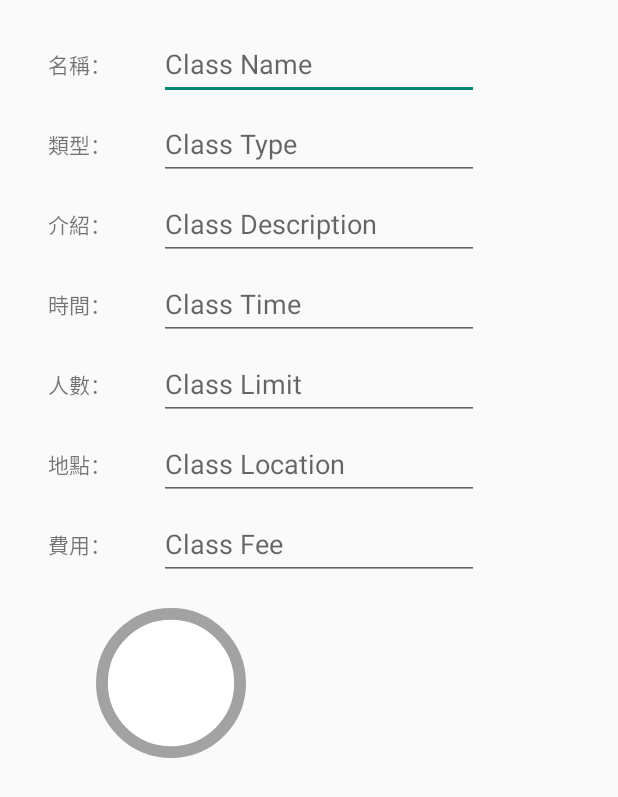
After one commit to NptuMisStone/gym_app, an Android app: the layout coach_scheduled_class_check.xml on its own in the app's theme, with its tools: preview values and no code run, on a phone screen of 412 x 824 dp. The commit adds this screen. Shown: the top 797 px of the screen. Run offline under Robolectric (Android 15) with nearby library versions, the phone set to English and light mode, and no system bars; Roboto replaces fonts that are not available here.

Commit message:
gym_app 0.38

```diff
--- a/app/src/main/java/com/NPTUMisStone/gym_app/Coach/Scheduled/ScheduledCheck.java
+++ b/app/src/main/java/com/NPTUMisStone/gym_app/Coach/Scheduled/ScheduledCheck.java
@@ -5,11 +5,14 @@ import android.util.Log;
 import android.view.LayoutInflater;
 import android.view.View;
 import android.view.ViewGroup;
+import android.widget.EditText;
 import android.widget.ImageView;
 import android.widget.TextView;
+import android.widget.Toast;
 
 import androidx.activity.EdgeToEdge;
 import androidx.annotation.NonNull;
+import androidx.appcompat.app.AlertDialog;
 import androidx.appcompat.app.AppCompatActivity;
 import androidx.core.graphics.Insets;
 import androidx.core.view.ViewCompat;
@@ -21,6 +24,7 @@ import com.NPTUMisStone.gym_app.Coach.Main.Coach;
 import com.NPTUMisStone.gym_app.Main.Initial.SQLConnection;
 import com.NPTUMisStone.gym_app.Main.Initial.SnackBarUtils;
 import com.NPTUMisStone.gym_app.R;
+import com.NPTUMisStone.gym_app.User_And_Coach.ImageHandle;
 import com.google.android.material.snackbar.Snackbar;
 import com.hdev.calendar.bean.DateInfo;
 import com.hdev.calendar.view.SingleCalendarView;
@@ -72,17 +76,75 @@ public class ScheduledCheck extends AppCompatActivity {
         @NonNull @Override
         public ViewHolder onCreateViewHolder(ViewGroup viewGroup, int viewType) {
             View view = LayoutInflater.from(viewGroup.getContext()).inflate(R.layout.coach_scheduled_check_item, viewGroup, false);
-            /*view.findViewById(R.id.CheckItem_chooseImage).setOnClickListener(v -> {
-                showClassDetail(viewGroup.getContext(), idList.get(viewGroup.(view)));
-            });*/
             return new ViewHolder(view);
         }
         @Override
         public void onBindViewHolder(ViewHolder viewHolder, int position) {
             viewHolder.getTextView().setText(nameList.get(position));
+            viewHolder.imageView.setTag(idList.get(position)); // Ensure tag is set
+            viewHolder.imageView.setOnClickListener(v -> {
+                ((ScheduledCheck) v.getContext()).addClass((Integer) v.getTag());
+            });
         }
         @Override
         public int getItemCount() { return nameList.size(); }
+    }
+    boolean isDialogShow = false;
+    private void addClass(Integer classId) {
+        if (isDialogShow) return;    //避免重複開啟
+        isDialogShow = true;
+        AlertDialog dialog = createDialog(classId, initializeDialogViews());
+        dialog.setOnDismissListener(dialogInterface -> isDialogShow = false);
+        dialog.show(); //阻止dialog關閉避免錯誤內容被傳入
+    }
+    private AlertDialog createDialog(Integer classId, View dialogView) {
+        AlertDialog.Builder builder = new AlertDialog.Builder(this);
+        builder.setView(dialogView);
+        builder.setPositiveButton("確定", (dialog, which) -> {
+            // Do something when the user clicks the positive button
+        });
+        builder.setNegativeButton("取消", (dialog, which) -> {
+            // Do something when the user clicks the negative button
+        });
+        byte[] finalImage = populateClassDetails(classId, dialogView);
+        return builder.create();
+    }
+    private View initializeDialogViews() {
+        View dialogView = getLayoutInflater().inflate(R.layout.coach_scheduled_class_check, findViewById(R.id.main), false);
+        showImage = dialogView.findViewById(R.id.ClassCheck_uploadImage);
+        return dialogView;
+    }
+
+    ImageView showImage;
+    private byte[] populateClassDetails(Integer classId,View dialogView) {
+        try {
+            String searchQuery = "SELECT * FROM [健身教練課程] WHERE [課程編號] = ?";
+            PreparedStatement searchStatement = MyConnection.prepareStatement(searchQuery);
+            searchStatement.setInt(1, classId);
+            ResultSet searchResult = searchStatement.executeQuery();
+            if (searchResult.next()) {
+                Log.d("ScheduledCheck", "Class details found for classId: " + classId);
+                setDialogViewData(dialogView, searchResult);
+                byte[] image = searchResult.getBytes("課程圖片");
+                showImage.setImageBitmap(ImageHandle.getBitmap(image));
+                return image;
+            }else {
+                Log.e("ScheduledCheck", "No class details found for classId: " + classId);
+            }
+        } catch (SQLException e) {
+            throw new RuntimeException(e);
+        }
+        Toast.makeText(this, "填充課程資訊失敗", Toast.LENGTH_SHORT).show();
+        return null;
+    }
+    private void setDialogViewData(View dialogView, ResultSet searchResult) throws SQLException {
+        ((EditText) dialogView.findViewById(R.id.ClassCheck_nameEdit)).setText(searchResult.getString("課程名稱"));
+        ((EditText) dialogView.findViewById(R.id.ClassCheck_typeEdit)).setText(searchResult.getString("課程類型"));
+        ((EditText) dialogView.findViewById(R.id.ClassCheck_descriptionEdit)).setText(searchResult.getString("課程內容介紹"));
+        ((EditText) dialogView.findViewById(R.id.ClassCheck_timeEdit)).setText(getString(R.string.ScheduledSet_timeHint, searchResult.getInt("課程時間長度")));
+        ((EditText) dialogView.findViewById(R.id.ClassCheck_limitEdit)).setText(getString(R.string.ScheduledSet_limitHint, searchResult.getInt("上課人數")));
+        ((EditText) dialogView.findViewById(R.id.ClassCheck_locationEdit)).setText(searchResult.getString("上課地點"));
+        ((EditText) dialogView.findViewById(R.id.ClassCheck_feeEdit)).setText(getString(R.string.ScheduledSet_feeHint, searchResult.getInt("課程費用")));
     }
     private void setupCalendarView() {
         loadSchedule(new DateInfo(Calendar.getInstance().get(Calendar.YEAR), Calendar.getInstance().get(Calendar.MONTH) + 1, Calendar.getInstance().get(Calendar.DAY_OF_MONTH)));
--- a/app/src/main/java/com/NPTUMisStone/gym_app/Coach/Scheduled/ScheduledSet.java
+++ b/app/src/main/java/com/NPTUMisStone/gym_app/Coach/Scheduled/ScheduledSet.java
@@ -71,28 +71,6 @@ public class ScheduledSet extends AppCompatActivity {
         findViewById(R.id.ScheduledSet_backButton).setOnClickListener(v -> finish());
         findViewById(R.id.ScheduledSet_addButton).setOnClickListener(v -> addClass(null));
         setRecyclerView();
-    }
-    private int getClassPeriod(Integer classId){
-        Callable<Integer> task = () -> {
-            int classPeriod = 0;
-            try {
-                String searchQuery = "SELECT [課程時間長度] FROM [健身教練課程] WHERE [課程編號] = ?";
-                PreparedStatement searchStatement = MyConnection.prepareStatement(searchQuery);
-                searchStatement.setInt(1, classId);
-                ResultSet searchResult = searchStatement.executeQuery();
-                if (searchResult.next()) classPeriod = searchResult.getInt("課程時間長度");
-            } catch (SQLException e) {
-                Log.e("SQL", "Error in search SQL", e);
-            }
-            if (classPeriod == 0) new Handler(Looper.getMainLooper()).post(() -> Toast.makeText(this, "取得課程時間長度失敗", Toast.LENGTH_SHORT).show());
-            return classPeriod;
-        };
-        try {
-            return Executors.newSingleThreadExecutor().submit(task).get();
-        } catch (Exception e) {
-            Log.e("FutureTask", "Error getting class period", e);
-            return 0;
-        }
     }
 
     private void showDatePicker() {
@@ -260,7 +238,7 @@ public class ScheduledSet extends AppCompatActivity {
         dialog.show(); //阻止dialog關閉避免錯誤內容被傳入
     }
     private View initializeDialogViews() {
-        View dialogView = getLayoutInflater().inflate(R.layout.coach_scheduled_add, findViewById(R.id.main), false);
+        View dialogView = getLayoutInflater().inflate(R.layout.coach_scheduled_class_add, findViewById(R.id.main), false);
         showImage = dialogView.findViewById(R.id.ScheduledAdd_uploadImage);
         dialogView.findViewById(R.id.ScheduledAdd_uploadButton).setOnClickListener(v -> changeImage());
         setFocusChangeListeners(dialogView);
@@ -279,6 +257,7 @@ public class ScheduledSet extends AppCompatActivity {
                 .setView(dialogView).setTitle(classId == null ? "新增課程" : "課程修改")
                 .setNegativeButton("取消", (dialog1, which) -> dialog1.dismiss())
                 .setPositiveButton("確定", null).create();
+        //當classId為null時，表示新增課程，否則表示修改課程
         if (classId == null) {
             dialog.setOnShowListener(dialogInterface -> dialog.getButton(AlertDialog.BUTTON_POSITIVE).setOnClickListener(view -> {
                 if (saveClass(dialogView)) {
@@ -299,6 +278,7 @@ public class ScheduledSet extends AppCompatActivity {
         }
         return dialog;
     }
+    //將課程資料取出並填入dialogView
     private byte[] populateClassDetails(Integer classId,View dialogView) {
         try {
             String searchQuery = "SELECT * FROM [健身教練課程] WHERE [課程編號] = ?";
@@ -463,7 +443,7 @@ public class ScheduledSet extends AppCompatActivity {
                 itemViewHolder.textView.setText(nameList.get(position));
                 itemViewHolder.selectButton.setOnClickListener(v -> {
                     int previousSelectedPosition = selectedPosition;
-                    selectedPosition = viewHolder.getAdapterPosition();
+                    selectedPosition = viewHolder.getBindingAdapterPosition();
                     notifyItemChanged(previousSelectedPosition); // Notify previous selected item
                     notifyItemChanged(selectedPosition); // Notify new selected item
                     ((ScheduledSet) itemViewHolder.selectButton.getContext()).selectClass(idList.get(selectedPosition));
@@ -507,6 +487,29 @@ public class ScheduledSet extends AppCompatActivity {
         int classPeriod = getClassPeriod(classId);
         findViewById(R.id.ScheduledSet_startEdit).setOnClickListener(v -> showTimePicker(classPeriod, true));
         findViewById(R.id.ScheduledSet_endEdit).setOnClickListener(v -> showTimePicker(classPeriod, false));
+    }
+    //取得課程時間長度
+    private int getClassPeriod(Integer classId){
+        Callable<Integer> task = () -> {
+            int classPeriod = 0;
+            try {
+                String searchQuery = "SELECT [課程時間長度] FROM [健身教練課程] WHERE [課程編號] = ?";
+                PreparedStatement searchStatement = MyConnection.prepareStatement(searchQuery);
+                searchStatement.setInt(1, classId);
+                ResultSet searchResult = searchStatement.executeQuery();
+                if (searchResult.next()) classPeriod = searchResult.getInt("課程時間長度");
+            } catch (SQLException e) {
+                Log.e("SQL", "Error in search SQL", e);
+            }
+            if (classPeriod == 0) new Handler(Looper.getMainLooper()).post(() -> Toast.makeText(this, "取得課程時間長度失敗", Toast.LENGTH_SHORT).show());
+            return classPeriod;
+        };
+        try {
+            return Executors.newSingleThreadExecutor().submit(task).get();
+        } catch (Exception e) {
+            Log.e("FutureTask", "Error getting class period", e);
+            return 0;
+        }
     }
     private void setRecyclerView() {
         CustomAdapter adapter = new CustomAdapter(new ArrayList<>(), new ArrayList<>(), new ArrayList<>());
--- /dev/null
+++ b/app/src/main/res/layout/coach_scheduled_class_check.xml
@@ -0,0 +1,187 @@
+<?xml version="1.0" encoding="utf-8"?>
+<androidx.constraintlayout.widget.ConstraintLayout xmlns:android="http://schemas.android.com/apk/res/android"
+    xmlns:app="http://schemas.android.com/apk/res-auto"
+    xmlns:tools="http://schemas.android.com/tools"
+    android:layout_width="wrap_content"
+    android:layout_height="wrap_content">
+
+    <TextView
+        android:id="@+id/ClassCheck_nameText"
+        android:layout_width="wrap_content"
+        android:layout_height="wrap_content"
+        android:layout_marginStart="32dp"
+        android:layout_marginTop="32dp"
+        android:text="名稱："
+        app:layout_constraintStart_toStartOf="parent"
+        app:layout_constraintTop_toTopOf="parent" />
+
+    <EditText
+        android:id="@+id/ClassCheck_nameEdit"
+        android:layout_width="wrap_content"
+        android:layout_height="wrap_content"
+        android:layout_marginStart="32dp"
+        android:autofillHints=""
+        android:ems="10"
+        android:inputType="text"
+        android:minHeight="48dp"
+        android:hint="Class Name"
+        app:layout_constraintBottom_toBottomOf="@+id/ClassCheck_nameText"
+        app:layout_constraintStart_toEndOf="@+id/ClassCheck_nameText"
+        app:layout_constraintTop_toTopOf="@+id/ClassCheck_nameText" />
+
+    <TextView
+        android:id="@+id/ClassCheck_typeText"
+        android:layout_width="wrap_content"
+        android:layout_height="wrap_content"
+        android:layout_marginTop="32dp"
+        android:text="類型："
+        app:layout_constraintEnd_toEndOf="@+id/ClassCheck_nameText"
+        app:layout_constraintStart_toStartOf="@+id/ClassCheck_nameText"
+        app:layout_constraintTop_toBottomOf="@+id/ClassCheck_nameText" />
+
+    <EditText
+        android:id="@+id/ClassCheck_typeEdit"
+        android:layout_width="wrap_content"
+        android:layout_height="wrap_content"
+        android:autofillHints=""
+        android:ems="10"
+        android:inputType="text"
+        android:minHeight="48dp"
+        android:hint="Class Type"
+        app:layout_constraintBottom_toBottomOf="@+id/ClassCheck_typeText"
+        app:layout_constraintEnd_toEndOf="@+id/ClassCheck_nameEdit"
+        app:layout_constraintStart_toStartOf="@+id/ClassCheck_nameEdit"
+        app:layout_constraintTop_toTopOf="@+id/ClassCheck_typeText" />
+
+    <TextView
+        android:id="@+id/ClassCheck_descriptionText"
+        android:layout_width="wrap_content"
+        android:layout_height="wrap_content"
+        android:layout_marginTop="32dp"
+        android:text="介紹："
+        app:layout_constraintEnd_toEndOf="@+id/ClassCheck_nameText"
+        app:layout_constraintStart_toStartOf="@+id/ClassCheck_nameText"
+        app:layout_constraintTop_toBottomOf="@+id/ClassCheck_typeText" />
+
+    <EditText
+        android:id="@+id/ClassCheck_descriptionEdit"
+        android:layout_width="wrap_content"
+        android:layout_height="wrap_content"
+        android:autofillHints=""
+        android:ems="10"
+        android:inputType="text"
+        android:minHeight="48dp"
+        android:hint="Class Description"
+        app:layout_constraintBottom_toBottomOf="@+id/ClassCheck_descriptionText"
+        app:layout_constraintEnd_toEndOf="@+id/ClassCheck_nameEdit"
+        app:layout_constraintStart_toStartOf="@+id/ClassCheck_nameEdit"
+        app:layout_constraintTop_toTopOf="@+id/ClassCheck_descriptionText" />
+
+    <TextView
+        android:id="@+id/ClassCheck_timeText"
+        android:layout_width="wrap_content"
+        android:layout_height="wrap_content"
+        android:layout_marginTop="32dp"
+        android:text="時間："
+        app:layout_constraintEnd_toEndOf="@+id/ClassCheck_nameText"
+        app:layout_constraintStart_toStartOf="@+id/ClassCheck_nameText"
+        app:layout_constraintTop_toBottomOf="@+id/ClassCheck_descriptionText" />
+
+    <EditText
+        android:id="@+id/ClassCheck_timeEdit"
+        android:layout_width="wrap_content"
+        android:layout_height="wrap_content"
+        android:autofillHints=""
+        android:ems="10"
+        android:hint="Class Time"
+        android:inputType="number"
+        android:minHeight="48dp"
+        app:layout_constraintBottom_toBottomOf="@+id/ClassCheck_timeText"
+        app:layout_constraintEnd_toEndOf="@+id/ClassCheck_nameEdit"
+        app:layout_constraintStart_toStartOf="@+id/ClassCheck_nameEdit"
+        app:layout_constraintTop_toTopOf="@+id/ClassCheck_timeText" />
+
+    <TextView
+        android:id="@+id/ClassCheck_limitText"
+        android:layout_width="wrap_content"
+        android:layout_height="wrap_content"
+        android:layout_marginTop="32dp"
+        android:text="人數："
+        app:layout_constraintEnd_toEndOf="@+id/ClassCheck_nameText"
+        app:layout_constraintStart_toStartOf="@+id/ClassCheck_nameText"
+        app:layout_constraintTop_toBottomOf="@+id/ClassCheck_timeText" />
+
+    <EditText
+        android:id="@+id/ClassCheck_limitEdit"
+        android:layout_width="wrap_content"
+        android:layout_height="wrap_content"
+        android:autofillHints=""
+        android:ems="10"
+        android:hint="Class Limit"
+        android:inputType="number"
+        android:minHeight="48dp"
+        app:layout_constraintBottom_toBottomOf="@+id/ClassCheck_limitText"
+        app:layout_constraintEnd_toEndOf="@+id/ClassCheck_nameEdit"
+        app:layout_constraintStart_toStartOf="@+id/ClassCheck_nameEdit"
+        app:layout_constraintTop_toTopOf="@+id/ClassCheck_limitText" />
+
+    <TextView
+        android:id="@+id/ClassCheck_locationText"
+        android:layout_width="wrap_content"
+        android:layout_height="wrap_content"
+        android:layout_marginTop="32dp"
+        android:text="地點："
+        app:layout_constraintEnd_toEndOf="@+id/ClassCheck_nameText"
+        app:layout_constraintStart_toStartOf="@+id/ClassCheck_nameText"
+        app:layout_constraintTop_toBottomOf="@+id/ClassCheck_limitText" />
+
+    <EditText
+        android:id="@+id/ClassCheck_locationEdit"
+        android:layout_width="wrap_content"
+        android:layout_height="wrap_content"
+        android:autofillHints=""
+        android:ems="10"
+        android:inputType="text"
+        android:minHeight="48dp"
+        android:hint="Class Location"
+        app:layout_constraintBottom_toBottomOf="@+id/ClassCheck_locationText"
+        app:layout_constraintEnd_toEndOf="@+id/ClassCheck_nameEdit"
+        app:layout_constraintStart_toStartOf="@+id/ClassCheck_nameEdit"
+        app:layout_constraintTop_toTopOf="@+id/ClassCheck_locationText" />
+
+    <TextView
+        android:id="@+id/ClassCheck_feeText"
+        android:layout_width="wrap_content"
+        android:layout_height="wrap_content"
+        android:layout_marginTop="32dp"
+        android:text="費用："
+        app:layout_constraintEnd_toEndOf="@+id/ClassCheck_nameText"
+        app:layout_constraintStart_toStartOf="@+id/ClassCheck_nameText"
+        app:layout_constraintTop_toBottomOf="@+id/ClassCheck_locationText" />
+
+    <EditText
+        android:id="@+id/ClassCheck_feeEdit"
+        android:layout_width="wrap_content"
+        android:layout_height="wrap_content"
+        android:autofillHints=""
+        android:ems="10"
+        android:inputType="number"
+        android:minHeight="48dp"
+        android:hint="Class Fee"
+        app:layout_constraintBottom_toBottomOf="@+id/ClassCheck_feeText"
+        app:layout_constraintEnd_toEndOf="@+id/ClassCheck_nameEdit"
+        app:layout_constraintStart_toStartOf="@+id/ClassCheck_nameEdit"
+        app:layout_constraintTop_toTopOf="@+id/ClassCheck_feeText" />
+
+    <ImageView
+        android:id="@+id/ClassCheck_uploadImage"
+        android:layout_width="100dp"
+        android:layout_height="100dp"
+        android:layout_marginStart="32dp"
+        android:layout_marginTop="32dp"
+        android:contentDescription="Class Image"
+        app:layout_constraintStart_toStartOf="@+id/ClassCheck_nameText"
+        app:layout_constraintTop_toBottomOf="@+id/ClassCheck_feeText"
+        app:srcCompat="@drawable/main_register_selector_thumb_background" />
+
+</androidx.constraintlayout.widget.ConstraintLayout>
--- a/app/src/main/res/layout/user_search_coach_detail.xml
+++ b/app/src/main/res/layout/user_search_coach_detail.xml
@@ -50,14 +50,12 @@
         tools:srcCompat="@tools:sample/avatars" />
 
     <ListView
-        android:id="@+id/CoachDetail_coachListview"
+        android:id="@+id/CoachDetail_classListview"
         android:layout_width="300dp"
         android:layout_height="400dp"
         android:layout_marginStart="24dp"
-        android:layout_marginTop="24dp"
+        android:layout_marginTop="48dp"
         android:layout_marginEnd="24dp"
-        android:layout_marginBottom="24dp"
-        app:layout_constraintBottom_toBottomOf="parent"
         app:layout_constraintEnd_toEndOf="parent"
         app:layout_constraintStart_toStartOf="parent"
         app:layout_constraintTop_toBottomOf="@+id/CoachDetail_coachImage" />
```
Also changed, not shown: app/src/main/res/layout/coach_scheduled_class_add.xml (renamed from app/src/main/res/layout/coach_scheduled_add.xml).
